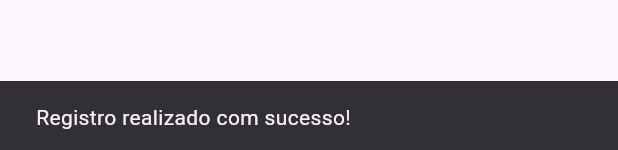
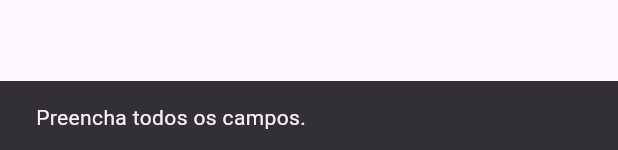
Before and after one commit to meursault03/flutter-bookstore, a Flutter app: the RegisterForm widget shown alone on an empty page, opened directly, after a tap on "Registrar", on a phone screen of 412 x 824 dp. Shown: the part 1083-1233 px from the top of the screen. Run offline on Flutter 3.47's test engine with Material 3 defaults, Android fonts, the phone set to English and light mode, and no system bars; our stand-ins replace google_fonts, shared_preferences; accounts and stored records are empty.

Commit message:
null email glitch fixed

```diff
--- a/lib/features/login/components/auth.dart
+++ b/lib/features/login/components/auth.dart
@@ -276,6 +276,12 @@ class _LoginFormState extends State<LoginForm> {
         RoundButton(
           'Login',
           onPressed: () async {
+            if (emailController.text.isEmpty) {
+              ScaffoldMessenger.of(context).showSnackBar(
+                const SnackBar(content: Text('Digite seu email.')),
+              );
+              return;
+            }
             final Map session = await SessionManager().getSession();
             if (context.mounted) {
               if (session['email'] == emailController.text) {
@@ -430,6 +436,16 @@ class _RegisterForm extends State<RegisterForm> {
         RoundButton(
           'Registrar',
           onPressed: () async {
+            // Check for empty fields
+            if (forenameController.text.isEmpty ||
+                surnameController.text.isEmpty ||
+                emailController.text.isEmpty ||
+                passwordController.text.isEmpty) {
+              ScaffoldMessenger.of(context).showSnackBar(
+                const SnackBar(content: Text('Preencha todos os campos.')),
+              );
+              return;
+            }
             if (passwordController.text != confirmPasswordController.text) {
               ScaffoldMessenger.of(context).showSnackBar(
                 const SnackBar(content: Text('As senhas não coincidem.')),
```
